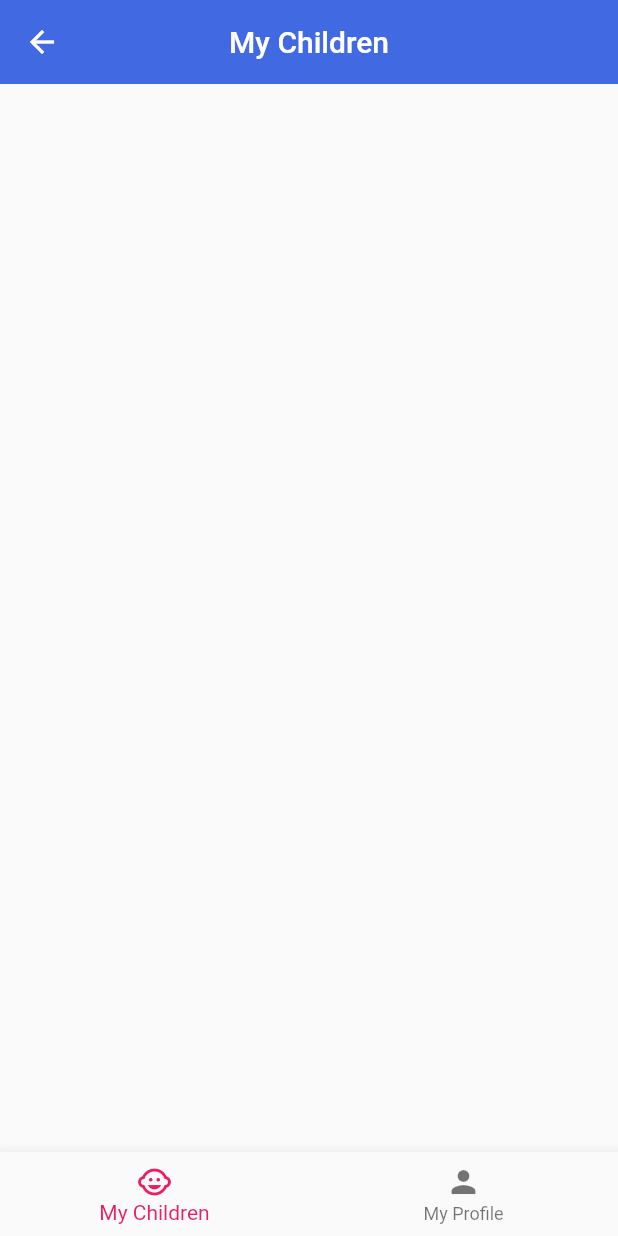
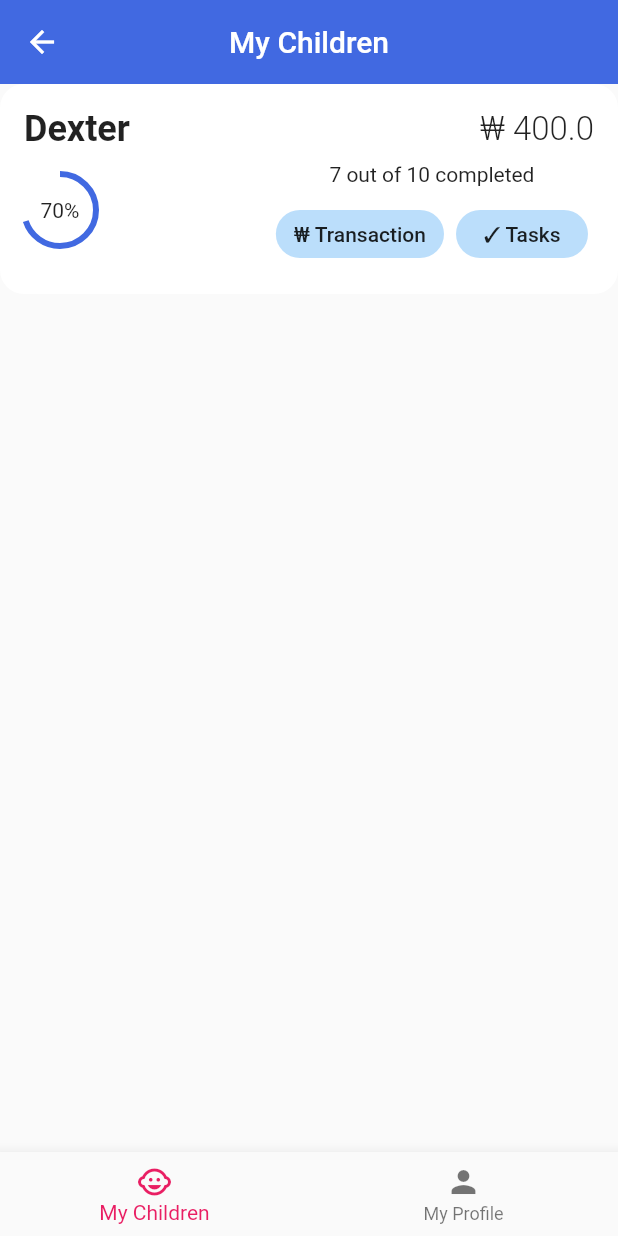
Before and after one commit to insertmike/andromeda-finance-paysafe, a Flutter app: the LoggedParentScreen screen opened by its route, on a phone screen of 412 x 824 dp. Run offline on Flutter 3.47's test engine with Material 2 defaults, Android fonts, the phone set to English and light mode, and no system bars; Roboto replaces fonts that are missing (OpenSans).

Commit message:
Added child info card.

```diff
--- a/frontend/lib/screens/my_children_page.dart
+++ b/frontend/lib/screens/my_children_page.dart
@@ -1,8 +1,23 @@
 import 'package:flutter/material.dart';
+import 'package:kidromeda/widgets/child_info_card.dart';
+import 'package:kidromeda/widgets/circular_percentage_indicator.dart';
 
 class MyChildrenPage extends StatelessWidget {
   @override
   Widget build(BuildContext context) {
-    return Container();
+    return Container(
+      child: Column(
+        mainAxisAlignment: MainAxisAlignment.start,
+        crossAxisAlignment: CrossAxisAlignment.center,
+        children: <Widget>[
+          ChildInfoCard(
+            name: "Dexter",
+            balance: 400,
+            completedTasks: 7,
+            totalTasks: 10,
+          )
+        ],
+      )
+    );
   }
 }
--- /dev/null
+++ b/frontend/lib/widgets/child_info_card.dart
@@ -0,0 +1,77 @@
+import 'package:flutter/material.dart';
+import 'package:kidromeda/widgets/circular_percentage_indicator.dart';
+import 'package:kidromeda/widgets/mini_flat_button.dart';
+
+class ChildInfoCard extends StatelessWidget {
+  final String name;
+  final double balance;
+  final int completedTasks;
+  final int totalTasks;
+
+  const ChildInfoCard(
+      {Key key,
+      @required this.name,
+      @required this.balance,
+      @required this.completedTasks,
+      @required this.totalTasks})
+      : super(key: key);
+
+  @override
+  Widget build(BuildContext context) {
+    return Container(
+        padding: EdgeInsets.all(16),
+        alignment: Alignment.center,
+        decoration: BoxDecoration(
+          color: Colors.white,
+          borderRadius: BorderRadius.circular(16),
+        ),
+        child: Column(
+          mainAxisAlignment: MainAxisAlignment.center,
+          crossAxisAlignment: CrossAxisAlignment.start,
+          children: [
+            Row(mainAxisAlignment: MainAxisAlignment.spaceBetween, children: <
+                Widget>[
+              Text(this.name,
+                  style:
+                      TextStyle(fontSize: 24.0, fontWeight: FontWeight.w700)),
+              Text("₩ ${this.balance}",
+                  style: TextStyle(fontSize: 22.0, fontWeight: FontWeight.w300))
+            ]),
+            Row(
+                mainAxisAlignment: MainAxisAlignment.spaceBetween,
+                children: <Widget>[
+                  CircularPercentageIndicator(
+                      value: this.completedTasks / this.totalTasks, size: 48),
+                  Column(children: <Widget>[
+                    Padding(
+                      padding: EdgeInsets.symmetric(vertical: 8),
+                      child: Text(
+                          "${this.completedTasks} out of ${this.totalTasks} completed"),
+                    ),
+                    Row(
+                      mainAxisAlignment: MainAxisAlignment.spaceEvenly,
+                      children: <Widget>[
+                        Padding(
+                          padding:
+                              EdgeInsets.symmetric(vertical: 8, horizontal: 4),
+                          child: MiniFlatButton(
+                            child: Text("₩ Transaction"),
+                            onPressed: () {},
+                          ),
+                        ),
+                        Padding(
+                          padding:
+                              EdgeInsets.symmetric(vertical: 8, horizontal: 4),
+                          child: MiniFlatButton(
+                            child: Text("✓ Tasks"),
+                            onPressed: () {},
+                          ),
+                        ),
+                      ],
+                    )
+                  ])
+                ])
+          ],
+        ));
+  }
+}
--- /dev/null
+++ b/frontend/lib/widgets/circular_percentage_indicator.dart
@@ -0,0 +1,29 @@
+import 'package:flutter/material.dart';
+
+class CircularPercentageIndicator extends StatelessWidget {
+  final double value;
+  final double size;
+  const CircularPercentageIndicator({Key key, @required this.value, @required this.size})
+      : super(key: key);
+
+  @override
+  Widget build(BuildContext context) {
+    return Container(
+        width: this.size,
+        height: this.size,
+        child: Stack(children: <Widget>[
+          SizedBox(
+              width: this.size,
+              height: this.size,
+              child: CircularProgressIndicator(
+                  value: this.value,
+                  valueColor: AlwaysStoppedAnimation<Color>(
+                      Theme.of(context).primaryColor))),
+          Container(
+              alignment: Alignment.center,
+              child: Text(
+                '${(this.value * 100).toInt()}%',
+              ))
+        ]));
+  }
+}
--- /dev/null
+++ b/frontend/lib/widgets/mini_flat_button.dart
@@ -0,0 +1,27 @@
+import 'package:flutter/material.dart';
+
+class MiniFlatButton extends StatelessWidget {
+  final Widget child;
+  final VoidCallback onPressed;
+
+  const MiniFlatButton(
+      {Key key, @required this.child, @required VoidCallback this.onPressed})
+      : super(key: key);
+
+  @override
+  Widget build(BuildContext context) {
+    return SizedBox(
+      child: RaisedButton(
+        padding: EdgeInsets.symmetric(horizontal: 12, vertical: 4),
+        onPressed: this.onPressed,
+        color: Theme.of(context).primaryColorLight,
+        child: this.child,
+        elevation: 0,
+        shape: RoundedRectangleBorder(
+          borderRadius: BorderRadius.circular(16),
+        ),
+      ),
+      height: 32,
+    );
+  }
+}
```
